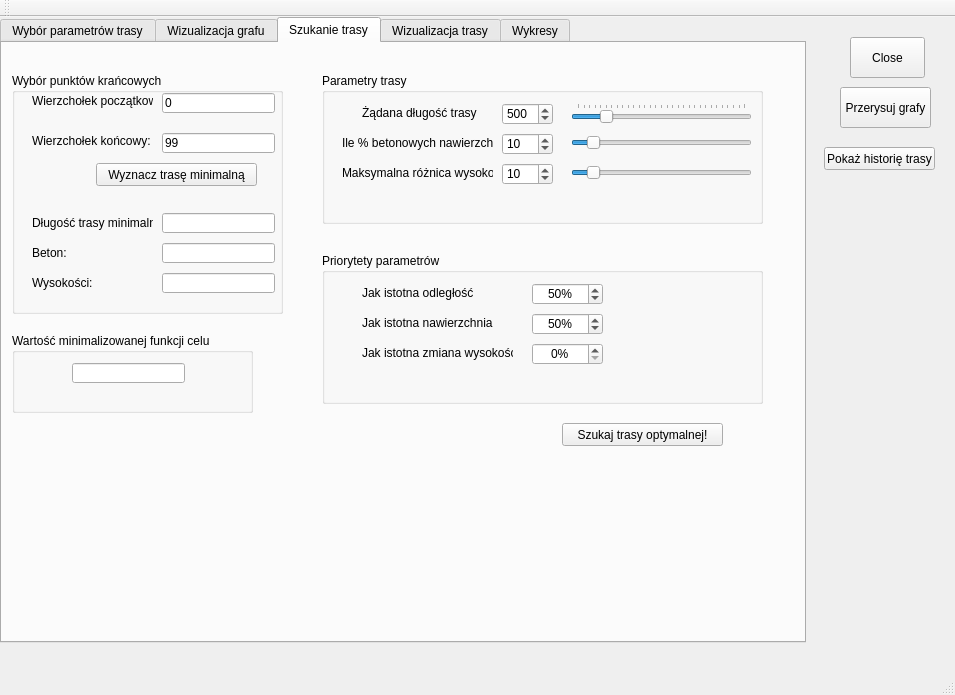
jakpor/Trasy_biegaczy, file mainwindow.ui: the form before one commit.
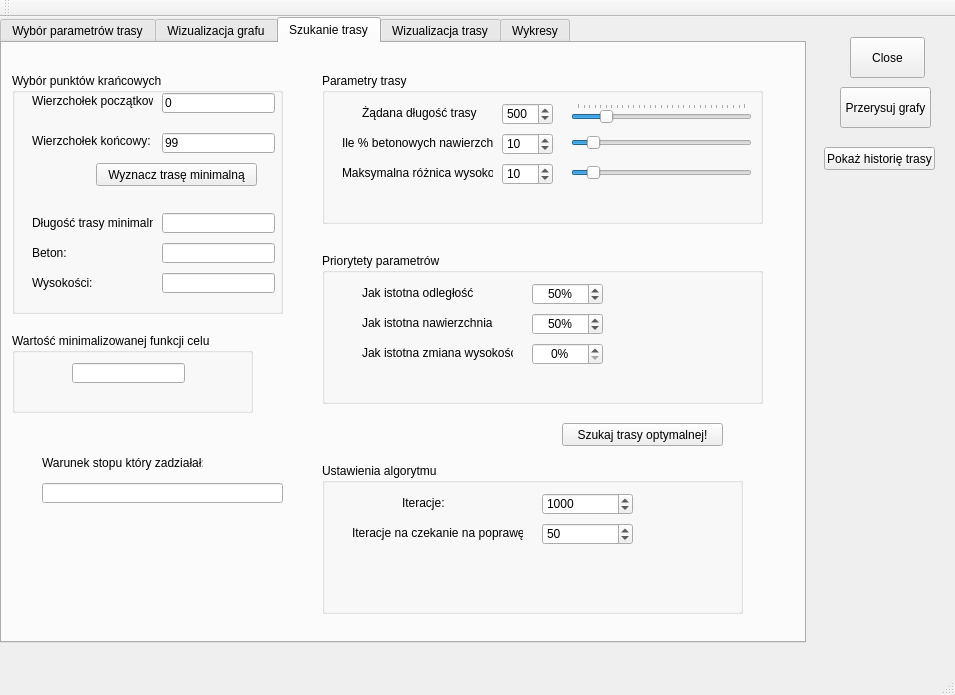
The form after the commit. Custom widgets are drawn as their Qt base class.

```diff
--- a/mainwindow.ui
+++ b/mainwindow.ui
@@ -1060,6 +1060,109 @@
        </property>
       </widget>
      </widget>
+     <widget class="QGroupBox" name="groupBox_12">
+      <property name="geometry">
+       <rect>
+        <x>320</x>
+        <y>420</y>
+        <width>421</width>
+        <height>151</height>
+       </rect>
+      </property>
+      <property name="title">
+       <string>Ustawienia algorytmu</string>
+      </property>
+      <widget class="QSpinBox" name="iteracje">
+       <property name="geometry">
+        <rect>
+         <x>220</x>
+         <y>30</y>
+         <width>91</width>
+         <height>22</height>
+        </rect>
+       </property>
+       <property name="minimum">
+        <number>10</number>
+       </property>
+       <property name="maximum">
+        <number>1000000</number>
+       </property>
+       <property name="value">
+        <number>1000</number>
+       </property>
+      </widget>
+      <widget class="QSpinBox" name="czekanie">
+       <property name="geometry">
+        <rect>
+         <x>220</x>
+         <y>60</y>
+         <width>91</width>
+         <height>22</height>
+        </rect>
+       </property>
+       <property name="contextMenuPolicy">
+        <enum>Qt::NoContextMenu</enum>
+       </property>
+       <property name="maximum">
+        <number>1000000</number>
+       </property>
+       <property name="value">
+        <number>50</number>
+       </property>
+      </widget>
+      <widget class="QLabel" name="label_42">
+       <property name="geometry">
+        <rect>
+         <x>80</x>
+         <y>30</y>
+         <width>121</width>
+         <height>20</height>
+        </rect>
+       </property>
+       <property name="text">
+        <string>Iteracje:</string>
+       </property>
+      </widget>
+      <widget class="QLabel" name="label_43">
+       <property name="geometry">
+        <rect>
+         <x>30</x>
+         <y>60</y>
+         <width>171</width>
+         <height>20</height>
+        </rect>
+       </property>
+       <property name="text">
+        <string>Iteracje na czekanie na poprawę:</string>
+       </property>
+      </widget>
+     </widget>
+     <widget class="QLineEdit" name="stop">
+      <property name="geometry">
+       <rect>
+        <x>40</x>
+        <y>440</y>
+        <width>241</width>
+        <height>20</height>
+       </rect>
+      </property>
+      <property name="text">
+       <string/>
+      </property>
+     </widget>
+     <widget class="QLabel" name="label_41">
+      <property name="geometry">
+       <rect>
+        <x>40</x>
+        <y>410</y>
+        <width>161</width>
+        <height>20</height>
+       </rect>
+      </property>
+      <property name="text">
+       <string>Warunek stopu który zadziałał:</string>
+      </property>
+     </widget>
     </widget>
     <widget class="QWidget" name="tab_4">
      <attribute name="title">
```
